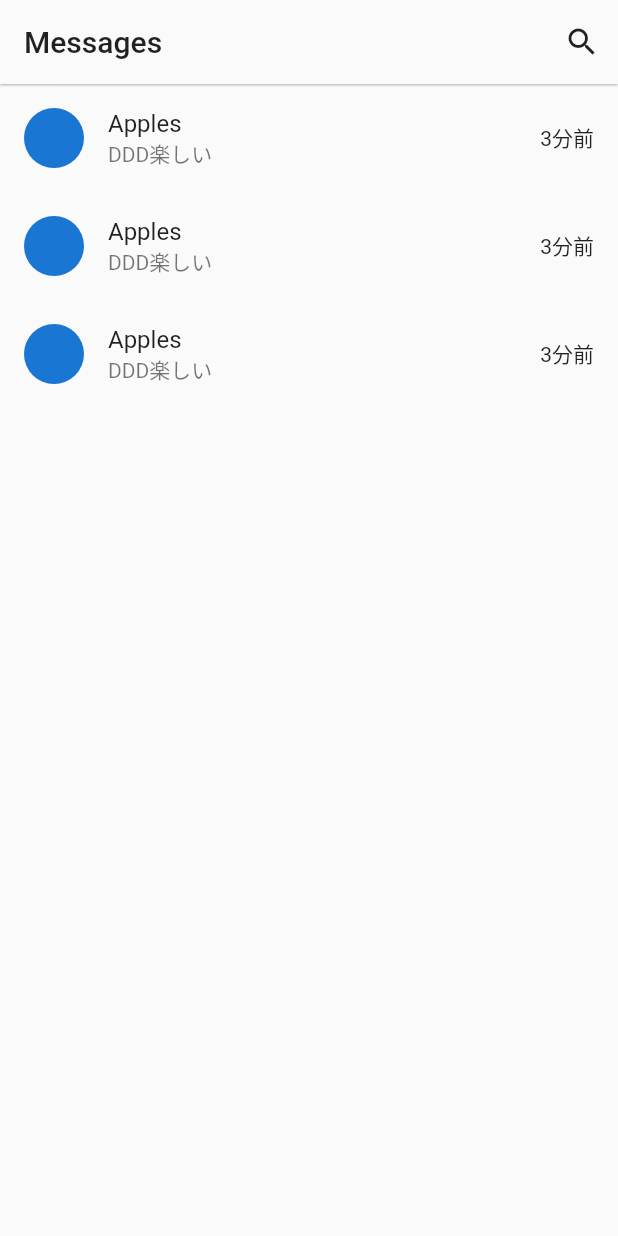
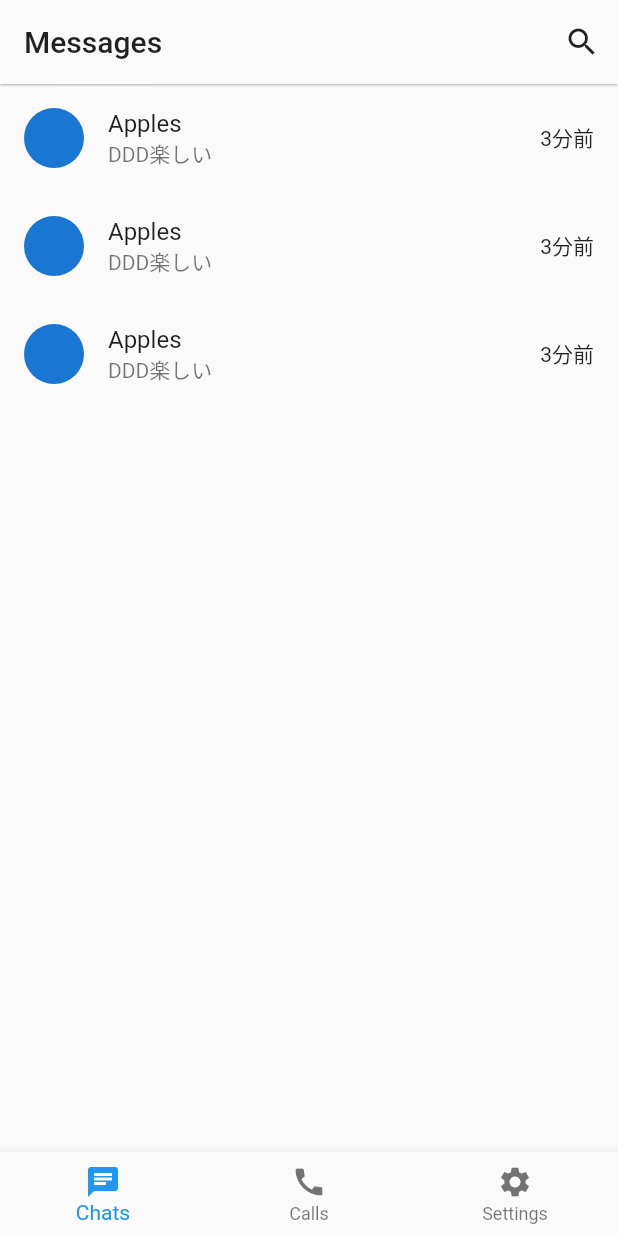
Before and after one commit to shellle/2022DDD, a Flutter app: the screen it shows after launch, on a phone screen of 412 x 824 dp. Run offline on Flutter 3.47's test engine with Material 2 defaults, Android fonts, the phone set to English and light mode, and no system bars.

Commit message:
フロントイメージ実装

```diff
--- a/flutter_application/lib/domain.dart
+++ b/flutter_application/lib/domain.dart
@@ -0,0 +1 @@
+import 'package:flutter/material.dart';
--- a/flutter_application/lib/main.dart
+++ b/flutter_application/lib/main.dart
@@ -1,4 +1,5 @@
 import 'package:flutter/material.dart';
+import 'package:flutter_application_1/message_list_widget.dart';
 
 void main() {
   runApp(MyApp());
@@ -9,12 +10,12 @@ class MyApp extends StatelessWidget {
   Widget build(BuildContext context) {
     return MaterialApp(
       title: 'DDD2022',
-      home: Chatscreen(),
+      home: HomeWidget(),
     );
   }
 }
 
-class Chatscreen extends StatelessWidget {
+class HomeWidget extends StatelessWidget {
   @override
   Widget build(BuildContext context) {
     return Scaffold(
@@ -33,26 +34,16 @@ class Chatscreen extends StatelessWidget {
         ],
       ),
       body: SafeArea(
-        child: ListView(children: <Widget>[
-          ListTile(
-            leading: CircleAvatar(),
-            trailing: Text('3分前'),
-            title: Text('Apples'),
-            subtitle: Text('DDD楽しい'),
-          ),
-          ListTile(
-            leading: CircleAvatar(),
-            trailing: Text('3分前'),
-            title: Text('Apples'),
-            subtitle: Text('DDD楽しい'),
-          ),
-          ListTile(
-            leading: CircleAvatar(),
-            trailing: Text('3分前'),
-            title: Text('Apples'),
-            subtitle: Text('DDD楽しい'),
-          ),
-        ]),
+        child: MessageListWidget(),
+      ),
+      bottomNavigationBar: BottomNavigationBar(
+        currentIndex: 0,
+        items: [
+          BottomNavigationBarItem(icon: Icon(Icons.chat), label: 'Chats'),
+          BottomNavigationBarItem(icon: Icon(Icons.call), label: 'Calls'),
+          BottomNavigationBarItem(
+              icon: Icon(Icons.settings), label: 'Settings'),
+        ],
       ),
     );
   }
--- /dev/null
+++ b/flutter_application/lib/message_list_widget.dart
@@ -0,0 +1,38 @@
+import 'package:flutter/material.dart';
+import 'package:flutter_application_1/chat_screen.dart';
+
+class MessageListWidget extends StatelessWidget {
+  const MessageListWidget({
+    Key? key,
+  }) : super(key: key);
+
+  @override
+  Widget build(BuildContext context) {
+    return ListView(children: <Widget>[
+      ListTile(
+        onTap: () {
+          Navigator.of(context)
+              .push(MaterialPageRoute(builder: (BuildContext context) {
+            return ChatScreen();
+          }));
+        },
+        leading: CircleAvatar(),
+        trailing: Text('3分前'),
+        title: Text('Apples'),
+        subtitle: Text('DDD楽しい'),
+      ),
+      ListTile(
+        leading: CircleAvatar(),
+        trailing: Text('3分前'),
+        title: Text('Apples'),
+        subtitle: Text('DDD楽しい'),
+      ),
+      ListTile(
+        leading: CircleAvatar(),
+        trailing: Text('3分前'),
+        title: Text('Apples'),
+        subtitle: Text('DDD楽しい'),
+      ),
+    ]);
+  }
+}
```
Also changed, not shown: flutter_application/lib/chat_screen.dart (+171 -0 lines), 1 other file.
